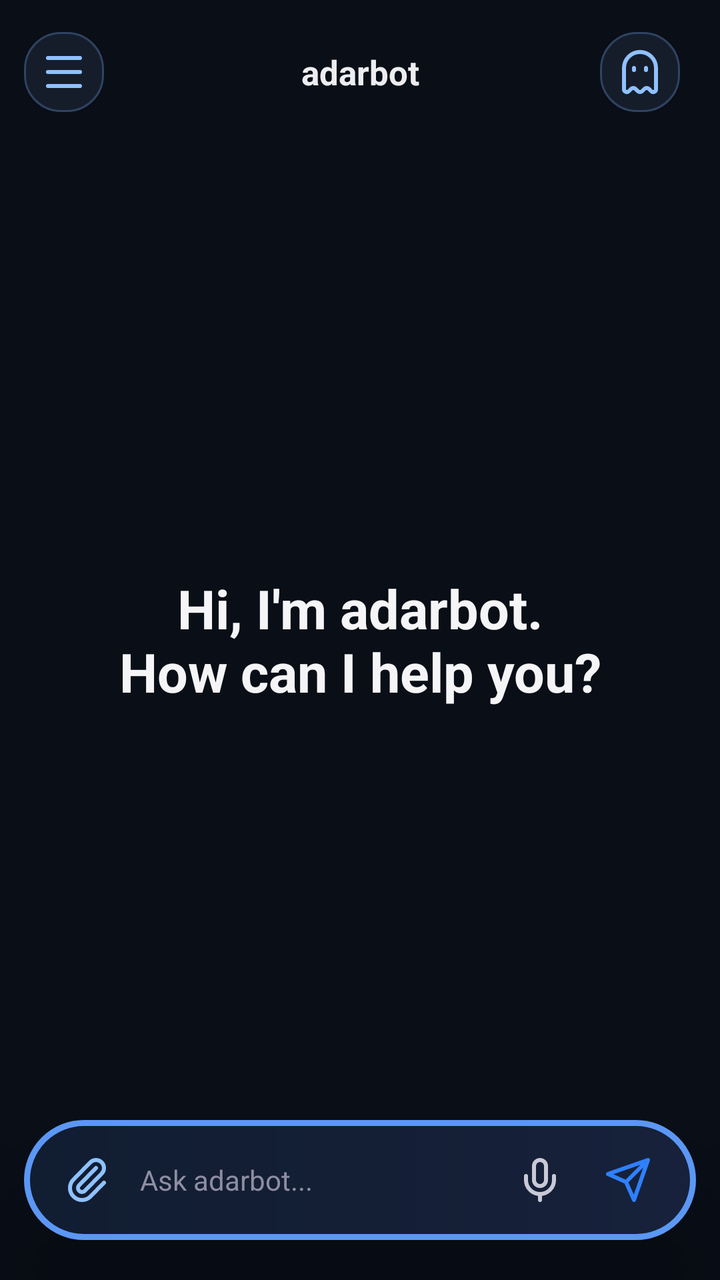
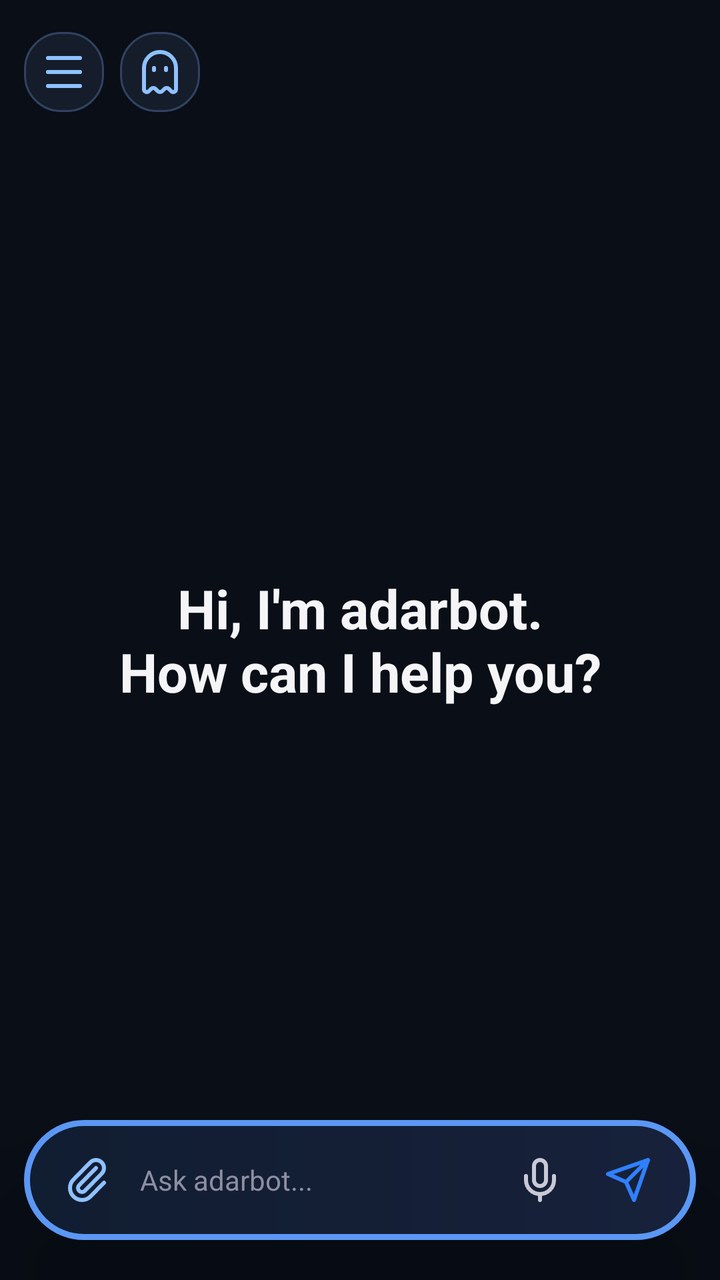

Before-and-after screenshots of an Android layout around one commit, followed by the original layout XML and the change that was made.
<!-- AndroidManifest.xml: activity theme Theme.NemotronVoiceIME -->
<!-- res/layout/activity_chat.xml -->
<?xml version="1.0" encoding="utf-8"?>
<FrameLayout xmlns:android="http://schemas.android.com/apk/res/android"
    android:layout_width="match_parent"
    android:layout_height="match_parent"
    android:background="#090E17">

    <LinearLayout
        android:layout_width="match_parent"
        android:layout_height="match_parent"
        android:orientation="vertical">

    <FrameLayout
        android:layout_width="match_parent"
        android:layout_height="0dp"
        android:layout_weight="1">
        <androidx.recyclerview.widget.RecyclerView
            android:id="@+id/recyclerMessages"
            android:layout_width="match_parent"
            android:layout_height="match_parent"
            android:scrollbars="none"
            android:clipToPadding="false"
            android:paddingTop="92dp"
            android:paddingBottom="112dp" />
        <TextView
            android:id="@+id/welcomeView"
            android:layout_width="match_parent"
            android:layout_height="wrap_content"
            android:layout_gravity="center"
            android:gravity="center"
            android:text="Hi, I'm adarbot.\nHow can I help you?"
            android:textColor="#F5F5F7"
            android:textSize="27sp"
            android:textStyle="bold" />
    </FrameLayout>

    </LinearLayout>

    
    <LinearLayout
        android:layout_width="match_parent"
        android:layout_height="56dp"
        android:layout_gravity="top|center_horizontal"
        android:layout_marginLeft="12dp"
        android:layout_marginTop="8dp"
        android:layout_marginRight="12dp"
        android:background="@android:color/transparent"
        android:gravity="center_vertical"
        android:orientation="horizontal"
        android:paddingLeft="0dp"
        android:paddingRight="0dp">
        <LinearLayout
            android:layout_width="48dp"
            android:layout_height="40dp"
            android:gravity="center_vertical">
            <ImageButton
                android:id="@+id/btnMenuChat"
                android:layout_width="40dp"
                android:layout_height="40dp"
                android:background="@drawable/bg_chip"
                android:contentDescription="Open chat menu"
                android:padding="8dp"
                android:src="@drawable/ic_menu"
                android:tint="#8FC1FF" />
            <ImageButton
                android:id="@+id/btnBack"
                android:layout_width="40dp"
                android:layout_height="40dp"
                android:background="?attr/selectableItemBackgroundBorderless"
                android:contentDescription="Back"
                android:padding="8dp"
                android:src="@drawable/ic_back"
                android:tint="#EDEDF0"
                android:visibility="gone" />
        </LinearLayout>
        <TextView
            android:id="@+id/convTitle"
            android:layout_width="0dp"
            android:layout_height="match_parent"
            android:layout_weight="1"
            android:ellipsize="end"
            android:gravity="center"
            android:maxLines="1"
            android:text="adarbot"
            android:textColor="#EDEDF0"
            android:textSize="17sp"
            android:textStyle="bold" />
        <LinearLayout
            android:layout_width="48dp"
            android:layout_height="40dp"
            android:gravity="center_vertical">
            <ImageButton
                android:id="@+id/btnIncognitoHome"
                android:layout_width="40dp"
                android:layout_height="40dp"
                android:background="@drawable/bg_chip"
                android:contentDescription="New incognito chat"
                android:padding="9dp"
                android:src="@drawable/ic_ghost"
                android:tint="#8FC1FF" />
            <ImageButton
                android:id="@+id/btnDelete"
                android:layout_width="40dp"
                android:layout_height="40dp"
                android:background="@drawable/bg_chip"
                android:contentDescription="Delete conversation"
                android:padding="10dp"
                android:src="@drawable/ic_trash"
                android:tint="#8FC1FF"
                android:visibility="gone" />
        </LinearLayout>
    </LinearLayout>

    <LinearLayout
        android:id="@+id/chatAttachmentPreview"
        android:layout_width="wrap_content"
        android:layout_height="wrap_content"
        android:layout_gravity="bottom|start"
        android:layout_marginLeft="22dp"
        android:layout_marginBottom="82dp"
        android:orientation="horizontal"
        android:gravity="center_vertical"
        android:padding="6dp"
        android:background="@drawable/bg_assist_preview"
        android:clipToOutline="true"
        android:elevation="24dp"
        android:visibility="gone">
        <ImageView
            android:id="@+id/chatAttachmentImage"
            android:layout_width="72dp"
            android:layout_height="48dp"
            android:background="@drawable/bg_assist_preview"
            android:clipToOutline="true"
            android:contentDescription="Attachment preview"
            android:outlineProvider="background"
            android:scaleType="centerCrop"
            android:visibility="gone" />
        <ImageView
            android:id="@+id/chatFileIcon"
            android:layout_width="32dp"
            android:layout_height="32dp"
            android:layout_marginLeft="6dp"
            android:contentDescription="File icon"
            android:src="@drawable/ic_file"
            android:tint="#8FC1FF"
            android:visibility="gone" />
        <TextView
            android:id="@+id/chatFileName"
            android:layout_width="wrap_content"
            android:layout_height="wrap_content"
            android:layout_marginLeft="8dp"
            android:layout_marginRight="8dp"
            android:ellipsize="end"
            android:maxLines="1"
            android:maxWidth="140dp"
            android:textColor="#EDEDF0"
            android:textSize="13sp"
            android:visibility="gone" />
        <ImageButton
            android:id="@+id/chatAttachmentRemove"
            android:layout_width="28dp"
            android:layout_height="28dp"
            android:background="@drawable/bg_assist_icon"
            android:contentDescription="Remove attachment"
            android:padding="6dp"
            android:src="@drawable/ic_close"
            android:tint="#FFFFFF" />
    </LinearLayout>

    
    <LinearLayout
        android:id="@+id/chatComposer"
        android:layout_width="match_parent"
        android:layout_height="wrap_content"
        android:layout_gravity="bottom"
        android:layout_marginLeft="12dp"
        android:layout_marginRight="12dp"
        android:layout_marginTop="14dp"
        android:layout_marginBottom="20dp"
        android:background="@drawable/bg_float_bar"
        android:elevation="24dp"
        android:translationZ="8dp"
        android:gravity="end"
        android:orientation="vertical"
        android:paddingLeft="12dp"
        android:paddingTop="8dp"
        android:paddingRight="12dp"
        android:paddingBottom="8dp">

        <TextView
            android:id="@+id/modelChip"
            android:layout_width="wrap_content"
            android:layout_height="wrap_content"
            android:layout_marginRight="4dp"
            android:layout_marginBottom="3dp"
            android:background="@drawable/bg_chip"
            android:paddingLeft="12dp"
            android:paddingTop="5dp"
            android:paddingRight="12dp"
            android:paddingBottom="5dp"
            android:text="DeepSeek"
            android:textColor="#C9C9D6"
            android:textSize="12sp"
            android:visibility="gone" />

        <LinearLayout
            android:layout_width="match_parent"
            android:layout_height="wrap_content"
            android:gravity="center_vertical"
            android:orientation="horizontal">

        <ImageButton
            android:id="@+id/btnAttach"
            android:layout_width="40dp"
            android:layout_height="44dp"
            android:background="@android:color/transparent"
            android:contentDescription="Attach"
            android:padding="9dp"
            android:src="@drawable/ic_attach"
            android:tint="#8FC1FF" />

        <EditText
            android:id="@+id/inputField"
            android:layout_width="0dp"
            android:layout_height="wrap_content"
            android:layout_weight="1"
            android:layout_marginLeft="0dp"
            android:layout_marginRight="2dp"
            android:background="@android:color/transparent"
            android:gravity="center_vertical"
            android:hint="Ask adarbot..."
            android:imeOptions="actionSend|flagNoFullscreen"
            android:importantForAutofill="no"
            android:inputType="text|textNoSuggestions"
            android:maxLines="1"
            android:singleLine="true"
            android:paddingLeft="6dp"
            android:paddingRight="6dp"
            android:textColor="#EDEDF0"
            android:textColorHint="#8E8EA3"
            android:textColorHighlight="@color/adarbot_selection"
            android:lineSpacingExtra="4dp"
            android:textSize="14sp" />

        <ImageButton
            android:id="@+id/btnMic"
            android:layout_width="44dp"
            android:layout_height="44dp"
            android:background="@android:color/transparent"
            android:contentDescription="Voice input"
            android:padding="10dp"
            android:src="@drawable/ic_mic"
            android:tint="#C9C9D6" />

        <FrameLayout
            android:layout_width="44dp"
            android:layout_height="44dp">
            <ImageButton
                android:id="@+id/btnSend"
                android:layout_width="match_parent"
                android:layout_height="match_parent"
                android:background="@android:color/transparent"
                android:contentDescription="Send"
                android:padding="10dp"
                android:src="@drawable/ic_send"
                android:tint="#2F80FF" />
        </FrameLayout>
        </LinearLayout>
    </LinearLayout>
</FrameLayout>
<!-- resources referenced by this layout -->
<resources>
  <color name="adarbot_selection">#335B97F4</color>
  <!-- drawable bg_assist_preview (drawable) -->
  <shape xmlns:android="http://schemas.android.com/apk/res/android" android:shape="rectangle">
      <solid android:color="#171B24" />
      <corners android:radius="28dp" />
  </shape>
  <!-- drawable bg_chip (drawable) -->
  <shape xmlns:android="http://schemas.android.com/apk/res/android"
      android:shape="rectangle">
      <solid android:color="#151D2B" />
      <stroke android:width="1dp" android:color="#304361" />
      <corners android:radius="18dp" />
  </shape>
  <!-- drawable bg_float_bar (drawable) -->
  <shape xmlns:android="http://schemas.android.com/apk/res/android" android:shape="rectangle">
      <gradient android:angle="0" android:startColor="#111D31" android:endColor="#17213B" />
      <stroke android:width="3dp" android:color="#5B97F4" />
      <corners android:radius="36dp" />
  </shape>
  <!-- drawable ic_back (drawable) -->
  <vector xmlns:android="http://schemas.android.com/apk/res/android" android:width="24dp" android:height="24dp" android:viewportWidth="24" android:viewportHeight="24">
      <path android:fillColor="#00000000" android:strokeColor="#FFFFFFFF" android:strokeWidth="2" android:strokeLineCap="round" android:strokeLineJoin="round" android:pathData="M12,19L5,12L12,5M19,12L5,12" />
  </vector>
  <!-- drawable ic_close (drawable) -->
  <vector xmlns:android="http://schemas.android.com/apk/res/android" android:width="24dp" android:height="24dp" android:viewportWidth="24" android:viewportHeight="24">
      <path android:fillColor="#00000000" android:strokeColor="#FFFFFFFF" android:strokeWidth="2" android:strokeLineCap="round" android:pathData="M18,6L6,18M6,6L18,18" />
  </vector>
  <!-- drawable ic_menu (drawable) -->
  <vector xmlns:android="http://schemas.android.com/apk/res/android" android:width="24dp" android:height="24dp" android:viewportWidth="24" android:viewportHeight="24">
      <path android:fillColor="#00000000" android:strokeColor="#FFFFFFFF" android:strokeWidth="2" android:strokeLineCap="round" android:pathData="M4,5L20,5M4,12L20,12M4,19L20,19" />
  </vector>
  <!-- drawable ic_mic (drawable) -->
  <vector xmlns:android="http://schemas.android.com/apk/res/android" android:width="24dp" android:height="24dp" android:viewportWidth="24" android:viewportHeight="24">
      <path android:fillColor="#00000000" android:strokeColor="#FFFFFFFF" android:strokeWidth="2" android:strokeLineCap="round" android:strokeLineJoin="round" android:pathData="M12,19L12,22M19,10L19,12A7,7 0,0 1,5,12L5,10M9,5A3,3 0,0 1,15,5L15,12A3,3 0,0 1,9,12Z" />
  </vector>
  <!-- drawable ic_send (drawable) -->
  <vector xmlns:android="http://schemas.android.com/apk/res/android" android:width="24dp" android:height="24dp" android:viewportWidth="24" android:viewportHeight="24">
      <path android:fillColor="#00000000" android:strokeColor="#FFFFFFFF" android:strokeWidth="2" android:strokeLineCap="round" android:strokeLineJoin="round" android:pathData="M22,2L11,13M22,2L15,22L11,13L2,9Z" />
  </vector>
  <style name="Theme.NemotronVoiceIME" parent="Theme.Material3.DayNight.NoActionBar">
          <item name="colorPrimary">@color/accent</item>
          <item name="colorPrimaryVariant">@color/accent_dark</item>
          <item name="colorOnPrimary">@color/text_light</item>
          <item name="colorControlActivated">@color/adarbot_accent</item>
          <item name="android:statusBarColor">@color/bg_primary</item>
      </style>
  <color name="accent">#76B900</color>
  <color name="accent_dark">#5A8C00</color>
  <color name="text_light">#FFFFFF</color>
  <color name="adarbot_accent">#5B97F4</color>
  <color name="bg_primary">#1A1A2E</color>
</resources>

<!-- the commit's change to res/layout/activity_chat.xml (unified diff, before → after) -->
@@ -83,7 +83,8 @@
             android:text="adarbot"
             android:textColor="#EDEDF0"
             android:textSize="17sp"
-            android:textStyle="bold" />
+            android:textStyle="bold"
+            android:visibility="gone" />
         <LinearLayout
             android:layout_width="48dp"
             android:layout_height="40dp"
